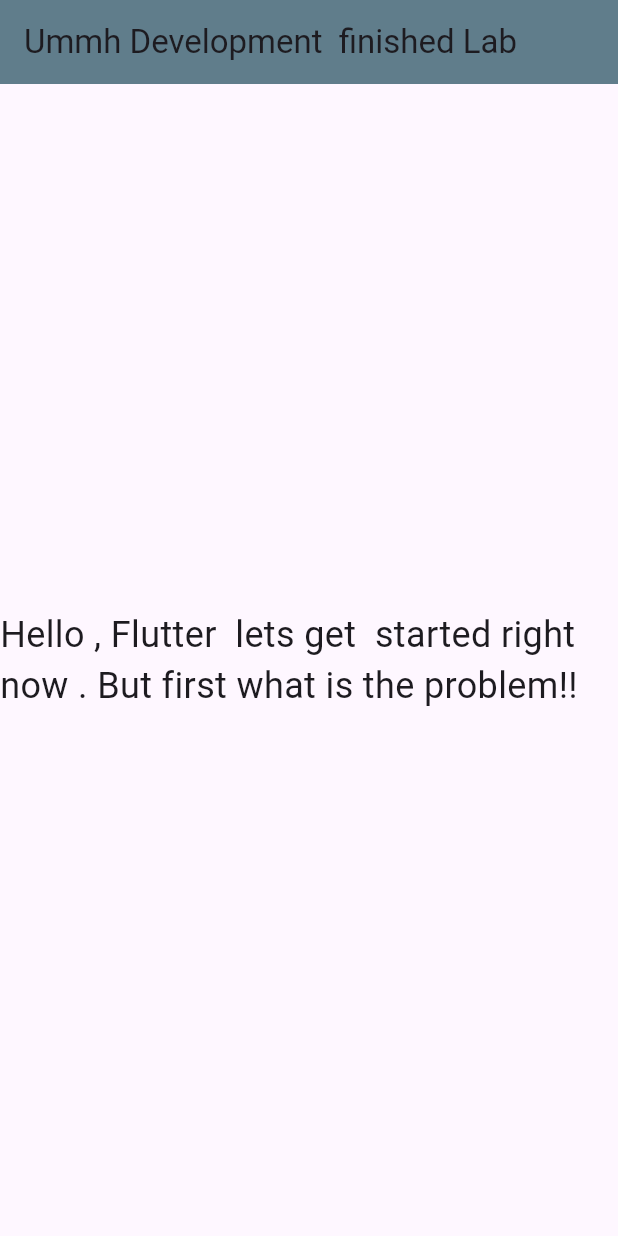
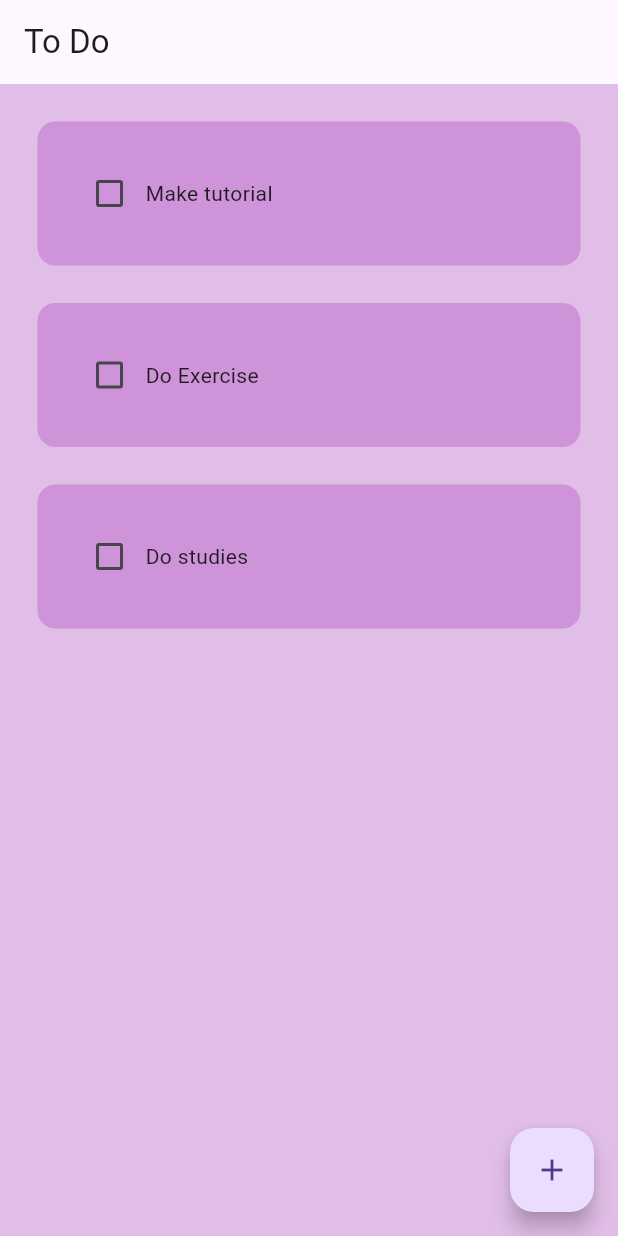
Before and after one commit to zzynnyxx/flutter-project-1, a Flutter app: the screen it shows after launch, on a phone screen of 412 x 824 dp. Run offline on Flutter 3.47's test engine with Material 3 defaults, Android fonts, the phone set to English and light mode, and no system bars.

Commit message:
create a good ui for todo app

```diff
--- /dev/null
+++ b/lib/Util/todo_tile.dart
@@ -0,0 +1,48 @@
+import 'package:flutter/material.dart';
+
+class TodoTile extends StatelessWidget {
+  final String taskName;
+  final bool taskComplete;
+  Function(bool?)? onChanged;
+
+  TodoTile({
+    super.key,
+    required this.taskName,
+    required this.taskComplete,
+    required this.onChanged,
+  });
+
+  @override
+  Widget build(BuildContext context) {
+    return Padding(
+      padding: const EdgeInsets.only(left: 25.0, right: 25, top: 25),
+      child: Container(
+        padding: EdgeInsets.all(24),
+        child: Row(
+          children: [
+            //CheckBox
+            Checkbox(
+              value: taskComplete,
+              onChanged: onChanged,
+              activeColor: Colors.deepPurple,
+            ),
+
+            //Task Name
+            Text(
+              taskName,
+              style: TextStyle(
+                decoration: taskComplete
+                    ? TextDecoration.lineThrough
+                    : TextDecoration.none,
+              ),
+            ),
+          ],
+        ),
+        decoration: BoxDecoration(
+          color: Colors.purple.shade200,
+          borderRadius: BorderRadius.circular(12),
+        ),
+      ),
+    );
+  }
+}
--- a/lib/main.dart
+++ b/lib/main.dart
@@ -1,29 +1,21 @@
 import 'package:flutter/material.dart';
+import 'package:flutter_1/pages/Home_page.dart';
+
 
 void main(){
-  runApp(const MyFirstApp());
+  runApp(const MyApp());
 }
 
 
-class MyFirstApp extends StatelessWidget {
-  const MyFirstApp({super.key});
+class MyApp extends StatelessWidget {
+  const MyApp({super.key});
 
   @override
   Widget build(BuildContext context) {
-    return MaterialApp(
+    return  MaterialApp(
       debugShowCheckedModeBanner: false,
-      home: Scaffold(
-       appBar: AppBar(
-        title: const Text('Ummh Development  finished Lab'),
-        backgroundColor:Colors.blueGrey ,
-       ),
-       body: const Center(
-        child: Text(
-          'Hello , Flutter  lets get  started right now . But first what is the problem!!',
-          style: TextStyle(fontSize: 24),
-        ),
-       ),
-      ),
+      home: HomePage(),
+      theme: ThemeData(primarySwatch: Colors.green),
     );
   }
 }
--- /dev/null
+++ b/lib/pages/Home_page.dart
@@ -0,0 +1,51 @@
+import 'package:flutter/material.dart';
+import 'package:flutter_1/Util/todo_tile.dart';
+
+class HomePage extends StatefulWidget {
+  const HomePage({super.key});
+
+  @override
+  State<HomePage> createState() => _HomePageState();
+}
+
+class _HomePageState extends State<HomePage> {
+  // List of Todo Tasks
+  List toDoList = [
+    ["Make tutorial", false],
+    ["Do Exercise", false],
+    ["Do studies", false],
+  ];
+
+  // CheckBox Changed
+  void checkBoxChanged(bool? value, int index) {
+    setState(() {
+      toDoList[index][1] = !toDoList[index][1];
+    });
+  }
+
+  @override
+  Widget build(BuildContext context) {
+    return Scaffold(
+      backgroundColor: Colors.purple.shade100,
+      appBar: AppBar(title: Text('To Do'),
+      elevation: 0
+      ),
+
+      floatingActionButton:FloatingActionButton(
+        onPressed: (){},
+        child:Icon(Icons.add) ,
+        ) ,
+
+      body: ListView.builder(
+        itemCount: toDoList.length,
+        itemBuilder: (context, index) {
+          return TodoTile(
+            taskName: toDoList[index][0],
+            taskComplete: toDoList[index][1],
+            onChanged: (value) => checkBoxChanged(value, index),
+          );
+        },
+      ),
+    );
+  }
+}
```
Also changed, not shown: lib/Util/dialog_box.dart (added).
